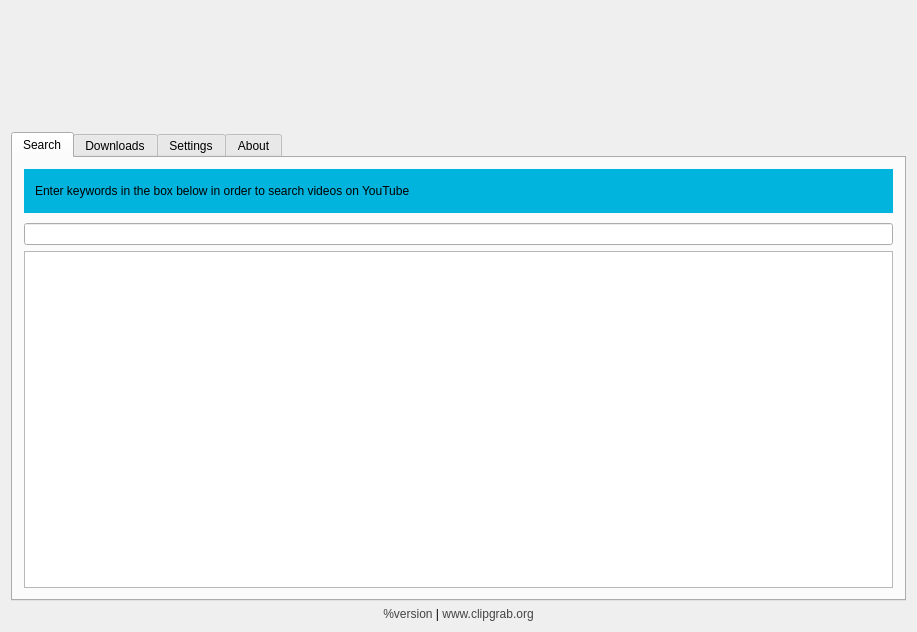
The window that mainwindow.ui (wmnnd/cg-4) describes before a commit, drawn with Qt 5.
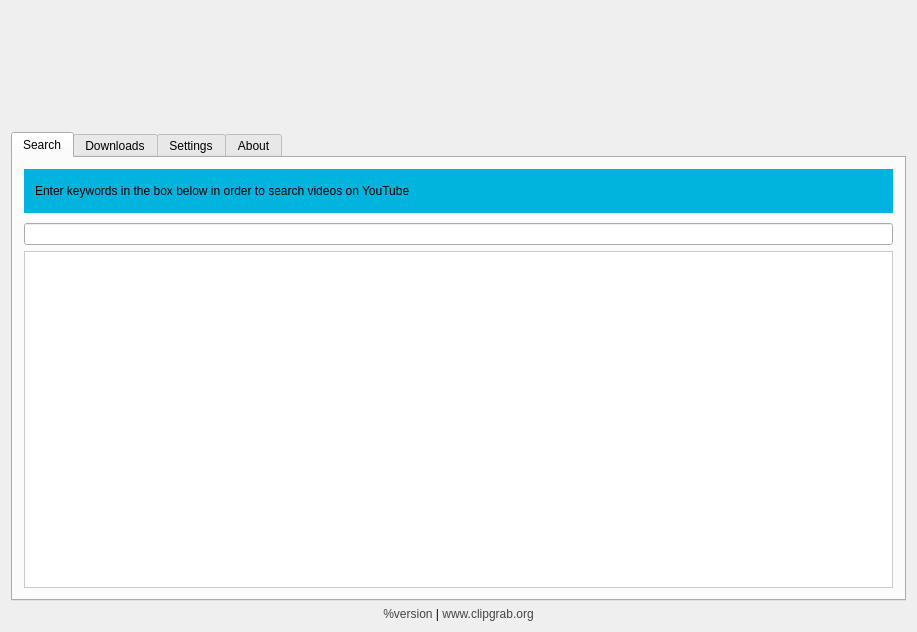
The same window after the commit. Icons and pictures are not drawn.

Commit message: Search results: flex card grid + hover styling + pointing-hand cursor

The edit to the form file:
```diff
--- a/mainwindow.ui
+++ b/mainwindow.ui
@@ -181,8 +181,17 @@
             <verstretch>0</verstretch>
            </sizepolicy>
           </property>
-          <property name="alternatingRowColors">
-           <bool>true</bool>
+          <property name="cursor">
+           <cursorShape>PointingHandCursor</cursorShape>
+          </property>
+          <property name="styleSheet">
+           <string notr="true">QListView { background: palette(base); border: 1px solid palette(midlight); }
+QListView::item { padding: 6px; border: 1px solid transparent; border-radius: 6px; }
+QListView::item:hover { background: palette(alternate-base); border-color: palette(midlight); }
+QListView::item:selected { background: palette(highlight); color: palette(highlighted-text); border-color: palette(highlight); }</string>
+          </property>
+          <property name="horizontalScrollBarPolicy">
+           <enum>Qt::ScrollBarAlwaysOff</enum>
           </property>
           <property name="iconSize">
            <size>
@@ -196,9 +205,30 @@
           <property name="verticalScrollMode">
            <enum>QAbstractItemView::ScrollPerPixel</enum>
           </property>
+          <property name="movement">
+           <enum>QListView::Static</enum>
+          </property>
+          <property name="flow">
+           <enum>QListView::LeftToRight</enum>
+          </property>
+          <property name="resizeMode">
+           <enum>QListView::Adjust</enum>
+          </property>
+          <property name="gridSize">
+           <size>
+            <width>220</width>
+            <height>180</height>
+           </size>
+          </property>
+          <property name="viewMode">
+           <enum>QListView::IconMode</enum>
+          </property>
           <property name="uniformItemSizes">
            <bool>true</bool>
           </property>
+          <property name="wordWrap">
+           <bool>true</bool>
+          </property>
          </widget>
         </item>
        </layout>
```
The commit also changes 2 other files.
